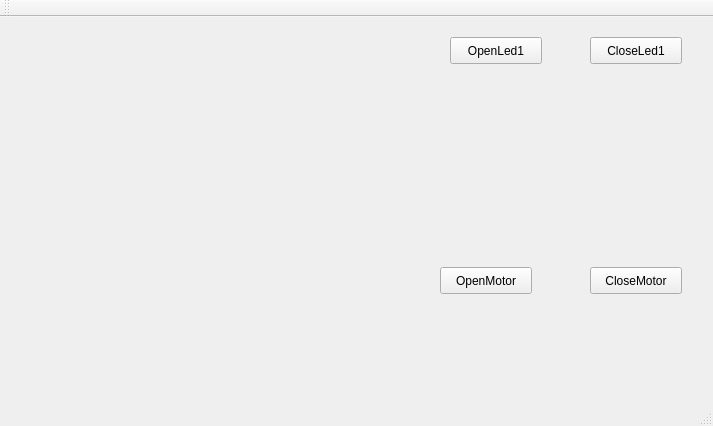
Gummary/IotVersion_1, file mainwindow.ui: the form before one commit.
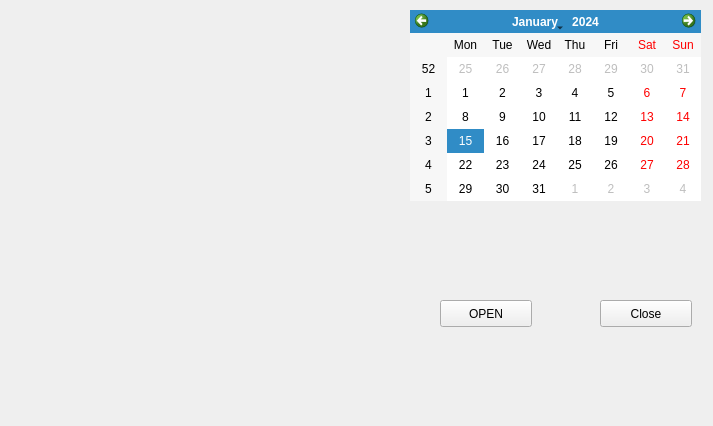
The form after the commit.

Diff of the .ui file:
```diff
--- a/mainwindow.ui
+++ b/mainwindow.ui
@@ -14,88 +14,53 @@
    <string>MainWindow</string>
   </property>
   <widget class="QWidget" name="centralWidget">
-   <widget class="QPushButton" name="OpenLed1">
-    <property name="geometry">
-     <rect>
-      <x>450</x>
-      <y>20</y>
-      <width>92</width>
-      <height>27</height>
-     </rect>
-    </property>
-    <property name="text">
-     <string>OpenLed1</string>
-    </property>
-   </widget>
-   <widget class="QPushButton" name="OpenMotor">
-    <property name="geometry">
-     <rect>
-      <x>440</x>
-      <y>250</y>
-      <width>92</width>
-      <height>27</height>
-     </rect>
-    </property>
-    <property name="text">
-     <string>OpenMotor</string>
-    </property>
-   </widget>
-   <widget class="QPushButton" name="CloseMotor">
-    <property name="geometry">
-     <rect>
-      <x>590</x>
-      <y>250</y>
-      <width>92</width>
-      <height>27</height>
-     </rect>
-    </property>
-    <property name="text">
-     <string>CloseMotor</string>
-    </property>
-   </widget>
-   <widget class="QPushButton" name="CloseLed1">
-    <property name="geometry">
-     <rect>
-      <x>590</x>
-      <y>20</y>
-      <width>92</width>
-      <height>27</height>
-     </rect>
-    </property>
-    <property name="text">
-     <string>CloseLed1</string>
-    </property>
-   </widget>
    <widget class="QWidget" name="ClockWidget" native="true">
     <property name="geometry">
      <rect>
       <x>20</x>
       <y>10</y>
-      <width>411</width>
+      <width>351</width>
       <height>341</height>
      </rect>
     </property>
    </widget>
+   <widget class="QCalendarWidget" name="calendarWidget">
+    <property name="geometry">
+     <rect>
+      <x>410</x>
+      <y>10</y>
+      <width>291</width>
+      <height>191</height>
+     </rect>
+    </property>
+   </widget>
+   <widget class="QPushButton" name="OPEN">
+    <property name="geometry">
+     <rect>
+      <x>440</x>
+      <y>300</y>
+      <width>92</width>
+      <height>27</height>
+     </rect>
+    </property>
+    <property name="text">
+     <string>OPEN</string>
+    </property>
+   </widget>
+   <widget class="QPushButton" name="CLOSE">
+    <property name="geometry">
+     <rect>
+      <x>600</x>
+      <y>300</y>
+      <width>92</width>
+      <height>27</height>
+     </rect>
+    </property>
+    <property name="text">
+     <string>Close</string>
+    </property>
+   </widget>
   </widget>
-  <widget class="QMenuBar" name="menuBar">
-   <property name="geometry">
-    <rect>
-     <x>0</x>
-     <y>0</y>
-     <width>713</width>
-     <height>25</height>
-    </rect>
-   </property>
-  </widget>
-  <widget class="QToolBar" name="mainToolBar">
-   <attribute name="toolBarArea">
-    <enum>TopToolBarArea</enum>
-   </attribute>
-   <attribute name="toolBarBreak">
-    <bool>false</bool>
-   </attribute>
-  </widget>
-  <widget class="QStatusBar" name="statusBar"/>
  </widget>
  <layoutdefault spacing="6" margin="11"/>
  <resources/>
```
